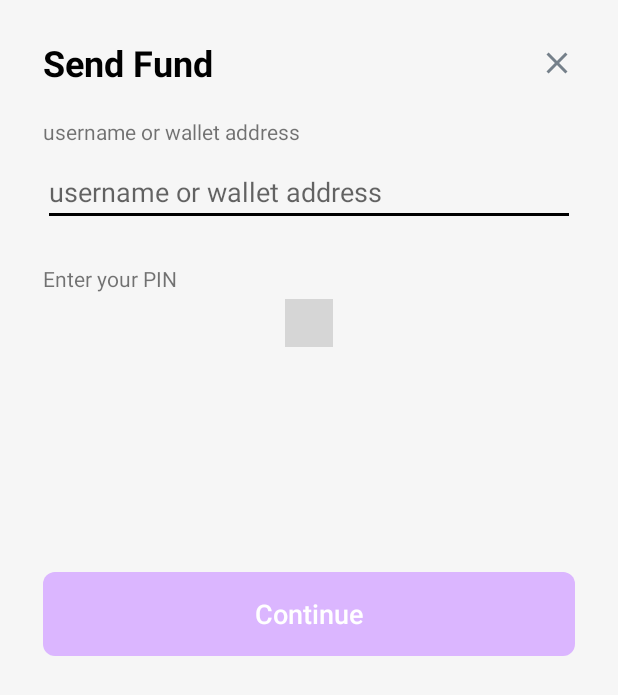
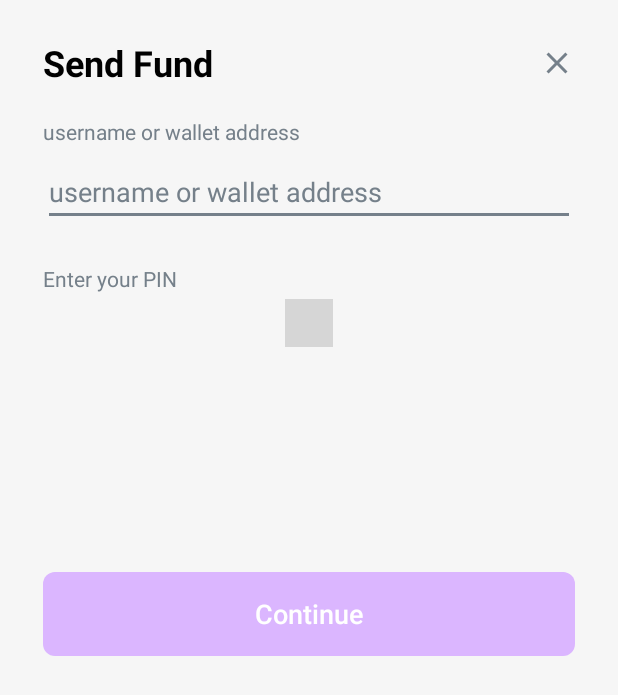
Before and after one commit to Rokon11Ahmed/Sample_MVVM_APP, an Android app: the screen it shows after launch (MainActivity), on a phone screen of 412 x 824 dp. Shown: the top 695 px of the screen. Run offline under Robolectric (Android 15) with nearby library versions, the phone set to English and light mode, and no system bars; our stand-ins replace Dagger/Hilt's generated code, data binding; libraries missing offline, so code that uses them is left out: com.mukesh; plain views replace OtpView; 1 statement that could not run was skipped; grey boxes are pictures that could not be loaded.

Commit message:
add night mode support

```diff
--- a/app/src/main/res/layout/fragment_login.xml
+++ b/app/src/main/res/layout/fragment_login.xml
@@ -53,6 +53,7 @@
             android:layout_height="wrap_content"
             android:layout_marginTop="@dimen/dimen_20"
             android:text="@string/IDS_USER_NAME_OR_WALLET_ADDRESS"
+            android:textColor="@color/dark_gray"
             android:textSize="@dimen/text_size_14"
             app:layout_constraintStart_toStartOf="@id/start_guideline"
             app:layout_constraintTop_toBottomOf="@id/send_fund_title_text"
@@ -64,6 +65,9 @@
             android:layout_height="wrap_content"
             android:digits="0123456789qwertyuiopasdfghjklmnbvcxz_."
             android:inputType="text"
+            android:textColor="@color/dark_gray"
+            android:textColorHint="@color/dark_gray"
+            android:backgroundTint="@color/dark_gray"
             android:layout_marginTop="@dimen/dimen_8"
             android:hint="@string/IDS_USER_NAME_OR_WALLET_ADDRESS"
             app:layout_constraintEnd_toEndOf="@id/end_guideline"
@@ -76,6 +80,7 @@
             android:layout_height="wrap_content"
             android:layout_marginTop="@dimen/dimen_25"
             android:text="@string/IDS_ENTER_YOUR_PIN"
+            android:textColor="@color/dark_gray"
             android:textSize="@dimen/text_size_14"
             app:layout_constraintStart_toStartOf="@id/start_guideline"
             app:layout_constraintTop_toBottomOf="@id/user_name_editText" />
@@ -87,6 +92,7 @@
             android:layout_marginTop="@dimen/dimen_4"
             android:inputType="number"
             app:OtpItemCount="4"
+            android:textColor="@color/black"
             app:OtpItemSpacing="@dimen/dimen_15"
             app:OtpLineColor="@color/dark_gray"
             app:OtpLineWidth="@dimen/dimen_4"
--- a/app/src/main/res/layout/fragment_send_fund.xml
+++ b/app/src/main/res/layout/fragment_send_fund.xml
@@ -53,6 +53,7 @@
             android:layout_width="wrap_content"
             android:layout_height="wrap_content"
             android:layout_marginTop="@dimen/dimen_30"
+            android:textColor="@color/dark_gray"
             android:text="@string/IDS_RECIPIENT"
             android:textSize="@dimen/text_size_16"
             app:layout_constraintStart_toStartOf="@id/start_guideline"
@@ -86,6 +87,7 @@
                 android:contentDescription="@string/IDS_USER_NAME_OR_WALLET_ADDRESS"
                 android:ellipsize="marquee"
                 android:focusable="true"
+                android:textColor="@color/black"
                 android:focusableInTouchMode="true"
                 android:freezesText="true"
                 android:marqueeRepeatLimit="marquee_forever"
@@ -113,6 +115,7 @@
                 android:background="@drawable/ic_enter_amount_bg"
                 android:maxLines="1"
                 android:inputType="number"
+                android:textColorHint="@color/dark_gray"
                 android:hint="@string/IDS_AMOUNT_HINT"
                 android:textColor="@color/black"
                 android:textSize="@dimen/text_size_40"
@@ -127,6 +130,7 @@
                 android:layout_height="@dimen/dimen_36"
                 android:layout_marginEnd="@dimen/dimen_22"
                 android:background="@drawable/ic_add_fund_bg"
+                android:textColor="@color/black"
                 android:text="@string/IDS_MAX"
                 android:textSize="@dimen/text_size_16"
                 android:textStyle="bold"
--- a/app/src/main/res/values-night/themes.xml
+++ b/app/src/main/res/values-night/themes.xml
@@ -1,6 +1,6 @@
 <resources xmlns:tools="http://schemas.android.com/tools">
     <!-- Base application theme. -->
-    <style name="Theme.Wind" parent="Theme.MaterialComponents.DayNight.DarkActionBar">
+    <style name="Theme.Wind" parent="Theme.MaterialComponents.DayNight.NoActionBar">
         <!-- Primary brand color. -->
         <item name="colorPrimary">@color/purple_200</item>
         <item name="colorPrimaryVariant">@color/purple_700</item>
@@ -10,7 +10,20 @@
         <item name="colorSecondaryVariant">@color/teal_200</item>
         <item name="colorOnSecondary">@color/black</item>
         <!-- Status bar color. -->
-        <item name="android:statusBarColor">?attr/colorPrimaryVariant</item>
+        <item name="android:statusBarColor">@color/background</item>
         <!-- Customize your theme here. -->
+        <item name="android:windowLightStatusBar">true</item>
+        <item name="otpViewStyle">@style/OtpWidget.OtpView</item>
+    </style>
+
+    <style name="OtpWidget.OtpView" parent="Widget.AppCompat.EditText">
+        <item name="android:background">@null</item>
+        <item name="android:minHeight">0dp</item>
+        <item name="android:maxLines">1</item>
+    </style>
+
+    <style name="shapeAppearanceOverlay.Circle" parent="">
+        <item name="cornerFamily">rounded</item>
+        <item name="cornerSize">50%</item>
     </style>
 </resources>
```
